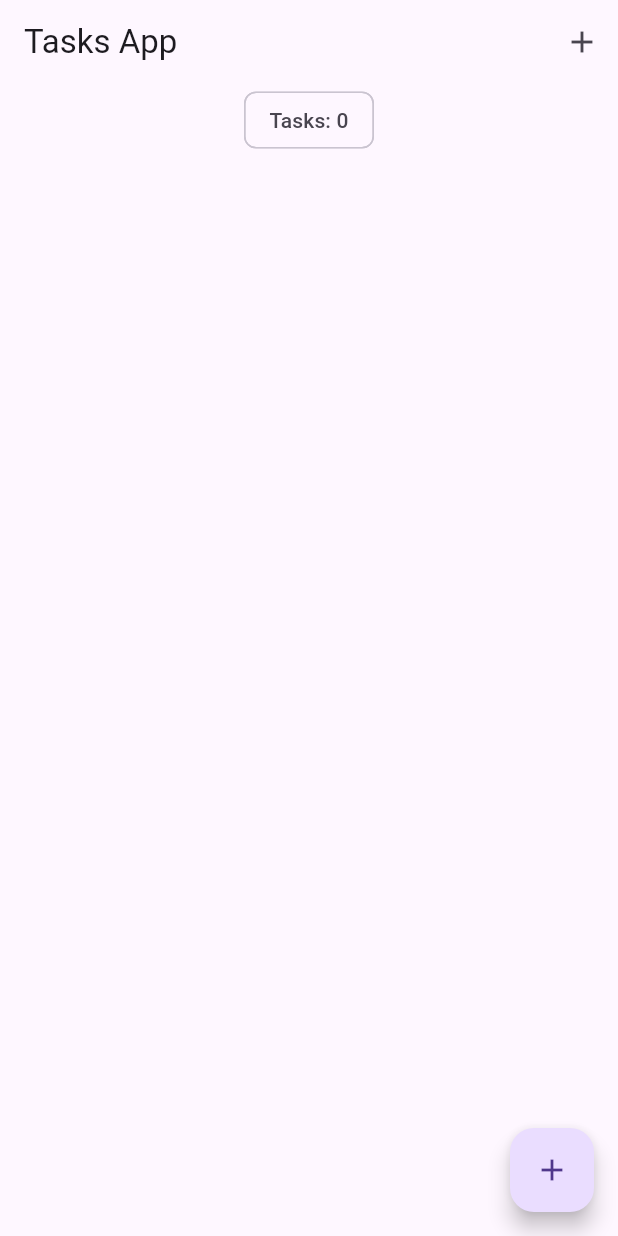
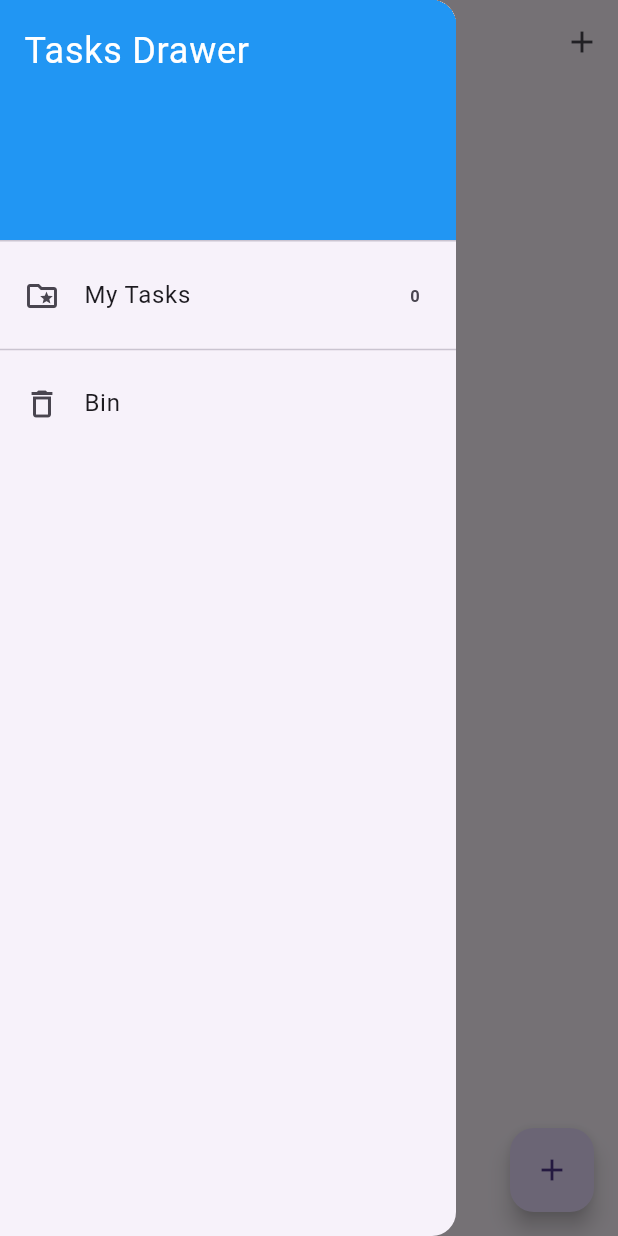
Before and after one commit to hitesh-techgrains/bloc_todo_app, a Flutter app: the screen it shows after launch, with the side drawer open (before the commit the screen has no drawer), on a phone screen of 412 x 824 dp. Run offline on Flutter 3.47's test engine with Material 3 defaults, Android fonts, the phone set to English and light mode, and no system bars; our stand-ins replace equatable, flutter_bloc, hydrated_bloc; missing offline and left inert: techgrains.

Commit message:
Navigation Drawer & App Routing Added

```diff
--- /dev/null
+++ b/lib/common/constants.dart
@@ -0,0 +1,4 @@
+class AppRouteName {
+  static const String taskList = '/taskList';
+  static const String recycleBin = '/recycleBin';
+}
--- a/lib/main.dart
+++ b/lib/main.dart
@@ -1,4 +1,5 @@
 import 'package:bloc_to_do_app/blocks/tasks/tasks_bloc.dart';
+import 'package:bloc_to_do_app/services/app_router.dart';
 import 'package:flutter/foundation.dart';
 import 'package:flutter/material.dart';
 import 'package:flutter_bloc/flutter_bloc.dart';
@@ -13,11 +14,12 @@ void main() async {
     storageDirectory: kIsWeb ? HydratedStorageDirectory.web : HydratedStorageDirectory((await getTemporaryDirectory()).path),
   );
 
-  runApp(const MyApp());
+  runApp(MyApp(appRouter: AppRouter()));
 }
 
 class MyApp extends StatelessWidget {
-  const MyApp({super.key});
+  final AppRouter appRouter;
+  MyApp({super.key, required this.appRouter});
 
   // This widget is the root of your application.
   @override
@@ -28,6 +30,7 @@ class MyApp extends StatelessWidget {
         title: 'Flutter Tasks App',
         theme: ThemeData(primarySwatch: Colors.blue),
         home: TasksScreen(),
+        onGenerateRoute: appRouter.onGenerateRoute,
       ),
     );
   }
--- /dev/null
+++ b/lib/screens/my_drawer.dart
@@ -0,0 +1,44 @@
+import 'package:bloc_to_do_app/blocks/bloc_exports.dart';
+import 'package:bloc_to_do_app/blocks/bloc_exports.dart';
+import 'package:bloc_to_do_app/common/constants.dart';
+import 'package:flutter/material.dart';
+import 'package:flutter_bloc/flutter_bloc.dart';
+
+class MyDrawer extends StatelessWidget {
+  const MyDrawer({super.key});
+
+  @override
+  Widget build(BuildContext context) {
+    return Drawer(
+      child: ListView(
+        padding: EdgeInsets.zero,
+        children: [
+          DrawerHeader(
+            decoration: BoxDecoration(color: Colors.blue),
+            child: Text('Tasks Drawer', style: TextStyle(color: Colors.white, fontSize: 24)),
+          ),
+          BlocBuilder<TasksBloc, TasksState>(
+            builder: (context, state) {
+              return ListTile(
+                leading: Icon(Icons.folder_special_outlined),
+                title: Text('My Tasks'),
+                trailing: Text(state.allTasks.length.toString(), style: TextStyle(fontWeight: FontWeight.bold)),
+                onTap: () {
+                  Navigator.pushReplacementNamed(context, AppRouteName.taskList);
+                },
+              );
+            },
+          ),
+          Divider(),
+          ListTile(
+            leading: Icon(Icons.delete_outline),
+            title: Text('Bin'),
+            onTap: () {
+              Navigator.pushReplacementNamed(context, AppRouteName.recycleBin);
+            },
+          ),
+        ],
+      ),
+    );
+  }
+}
--- a/lib/screens/tasks_screen.dart
+++ b/lib/screens/tasks_screen.dart
@@ -1,6 +1,7 @@
 import 'package:bloc_to_do_app/blocks/bloc_exports.dart';
 import 'package:bloc_to_do_app/models/tasks.dart';
 import 'package:bloc_to_do_app/screens/add_task_screen.dart';
+import 'package:bloc_to_do_app/screens/my_drawer.dart';
 import 'package:bloc_to_do_app/widgets/tasks_list.dart';
 import 'package:flutter/material.dart';
 import 'package:flutter_bloc/flutter_bloc.dart';
@@ -17,6 +18,7 @@ class TasksScreen extends StatelessWidget {
         List<Task> taskList = state.allTasks;
         return Scaffold(
           resizeToAvoidBottomInset: true,
+          drawer: MyDrawer(),
           appBar: AppBar(
             title: const Text('Tasks App'),
             actions: [IconButton(onPressed: () {}, icon: const Icon(Icons.add))],
```
Also changed, not shown: lib/screens/recycle_bin.dart (added, +29 -0 lines), lib/services/app_router.dart (added, +19 -0 lines), 1 other file.
